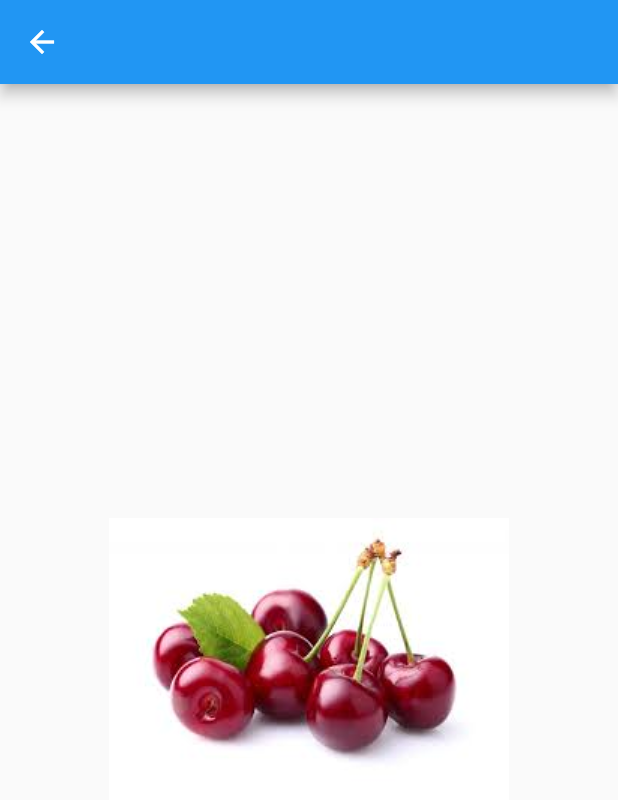
After one commit to JosueDurand96/Grocery-Store-Flutter, a Flutter app: the screen it shows after launch, after a tap on an icon or button, on a phone screen of 412 x 824 dp. The commit adds this screen. Shown: the top 800 px of the screen. Run offline on Flutter 3.47's test engine with Material 2 defaults, Android fonts, the phone set to English and light mode, and no system bars.

Commit message:
first part

```diff
--- /dev/null
+++ b/lib/screens/grocery_store_details.dart
@@ -0,0 +1,25 @@
+import 'package:flutter/material.dart';
+import 'package:grocery_store/models/grocery_products.dart';
+
+class GroceryStoreDetails extends StatelessWidget {
+  const GroceryStoreDetails({Key key, @required this.product}) : super(key: key);
+  final GroceryProduct product;
+
+  @override
+  Widget build(BuildContext context) {
+    return Scaffold(
+      appBar: AppBar(),
+      body: Center(
+        child: Expanded(
+          child: Hero(
+            tag: 'list_${product.name}',
+            child: Image.asset(
+              product.image,
+              fit: BoxFit.cover,
+            ),
+          ),
+        ),
+      ),
+    );
+  }
+}
--- a/lib/screens/grocery_store_list.dart
+++ b/lib/screens/grocery_store_list.dart
@@ -1,6 +1,9 @@
 import 'package:flutter/material.dart';
 import 'package:grocery_store/provider/grocery_provider.dart';
+import 'package:grocery_store/screens/grocery_store_details.dart';
 import 'package:grocery_store/screens/main.dart';
+import 'package:grocery_store/utils/Colors.dart';
+import 'package:grocery_store/widgets/staggered_dual_view.dart';
 
 class GroceryStoreList extends StatelessWidget {
   @override
@@ -14,7 +17,22 @@ class GroceryStoreList extends StatelessWidget {
         itemPercent: 0.25,
         itemBuilder: (context, index) {
           final product = bloc.catalog[index];
-          return Card(
+          return GestureDetector(
+            onTap: () {
+              Navigator.of(context).push(
+                PageRouteBuilder(
+                  pageBuilder: (context, animation, __) {
+                    return FadeTransition(
+                      opacity: animation,
+                      child: GroceryStoreDetails(
+                        product: product,
+                      ),
+                    );
+                  },
+                ),
+              );
+            },
+            child: Card(
               shape: RoundedRectangleBorder(
                   borderRadius: BorderRadius.circular(20.0)),
               elevation: 10,
@@ -26,9 +44,12 @@ class GroceryStoreList extends StatelessWidget {
                   crossAxisAlignment: CrossAxisAlignment.start,
                   children: [
                     Expanded(
+                      child: Hero(
+                        tag: 'list_${product.name}',
                         child: Image.asset(
                           product.image,
                           fit: BoxFit.contain,
+                        ),
                       ),
                     ),
                     SizedBox(
@@ -62,6 +83,7 @@ class GroceryStoreList extends StatelessWidget {
                   ],
                 ),
               ),
+            ),
           );
         },
         itemCount: bloc.catalog.length,
@@ -81,54 +103,3 @@ class GroceryStoreList extends StatelessWidget {
     //     });
   }
 }
-
-class StaggeredDualView extends StatelessWidget {
-  final IndexedWidgetBuilder itemBuilder;
-  final int itemCount;
-  final double spacing;
-  final double aspectRatio;
-  final double itemPercent;
-
-  const StaggeredDualView(
-      {Key key,
-      @required this.itemBuilder,
-      @required this.itemCount,
-      @required this.itemPercent,
-      this.spacing = 0.0,
-      this.aspectRatio = 0.5})
-      : super(key: key);
-
-  @override
-  Widget build(BuildContext context) {
-    return LayoutBuilder(
-      builder: (context, constraints) {
-        final width = constraints.maxWidth;
-        final itemHeight = (width * 0.5) / aspectRatio;
-        final height = constraints.maxHeight + itemHeight;
-        return OverflowBox(
-          maxWidth: width,
-          minWidth: width,
-          maxHeight: height,
-          minHeight: height,
-          child: GridView.builder(
-            padding: EdgeInsets.only(top: itemHeight / 2, bottom: itemHeight),
-            gridDelegate: SliverGridDelegateWithFixedCrossAxisCount(
-              crossAxisCount: 2,
-              childAspectRatio: aspectRatio,
-              crossAxisSpacing: spacing,
-              mainAxisSpacing: spacing,
-            ),
-            itemCount: itemCount,
-            itemBuilder: (context, index) {
-              return Transform.translate(
-                offset:
-                    Offset(0.0, index.isOdd ? itemHeight * itemPercent : 0.0),
-                child: itemBuilder(context, index),
-              );
-            },
-          ),
-        );
-      },
-    );
-  }
-}
--- /dev/null
+++ b/lib/utils/Colors.dart
@@ -0,0 +1,3 @@
+import 'package:flutter/material.dart';
+
+const backgroundColor = Color(0XFFF6F5F2);
--- /dev/null
+++ b/lib/widgets/staggered_dual_view.dart
@@ -0,0 +1,52 @@
+import 'package:flutter/material.dart';
+
+class StaggeredDualView extends StatelessWidget {
+  final IndexedWidgetBuilder itemBuilder;
+  final int itemCount;
+  final double spacing;
+  final double aspectRatio;
+  final double itemPercent;
+
+  const StaggeredDualView(
+      {Key key,
+        @required this.itemBuilder,
+        @required this.itemCount,
+        @required this.itemPercent,
+        this.spacing = 0.0,
+        this.aspectRatio = 0.5})
+      : super(key: key);
+
+  @override
+  Widget build(BuildContext context) {
+    return LayoutBuilder(
+      builder: (context, constraints) {
+        final width = constraints.maxWidth;
+        final itemHeight = (width * 0.5) / aspectRatio;
+        final height = constraints.maxHeight + itemHeight;
+        return OverflowBox(
+          maxWidth: width,
+          minWidth: width,
+          maxHeight: height,
+          minHeight: height,
+          child: GridView.builder(
+            padding: EdgeInsets.only(top: itemHeight / 2, bottom: itemHeight),
+            gridDelegate: SliverGridDelegateWithFixedCrossAxisCount(
+              crossAxisCount: 2,
+              childAspectRatio: aspectRatio,
+              crossAxisSpacing: spacing,
+              mainAxisSpacing: spacing,
+            ),
+            itemCount: itemCount,
+            itemBuilder: (context, index) {
+              return Transform.translate(
+                offset:
+                Offset(0.0, index.isOdd ? itemHeight * itemPercent : 0.0),
+                child: itemBuilder(context, index),
+              );
+            },
+          ),
+        );
+      },
+    );
+  }
+}
```
Also changed, not shown: lib/screens/main.dart (+9 -6 lines). Lines whose indentation alone changed are shown as unchanged.
